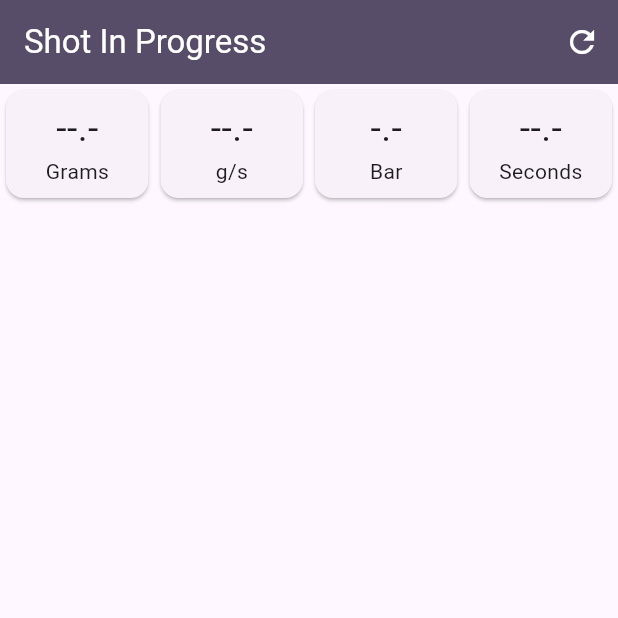
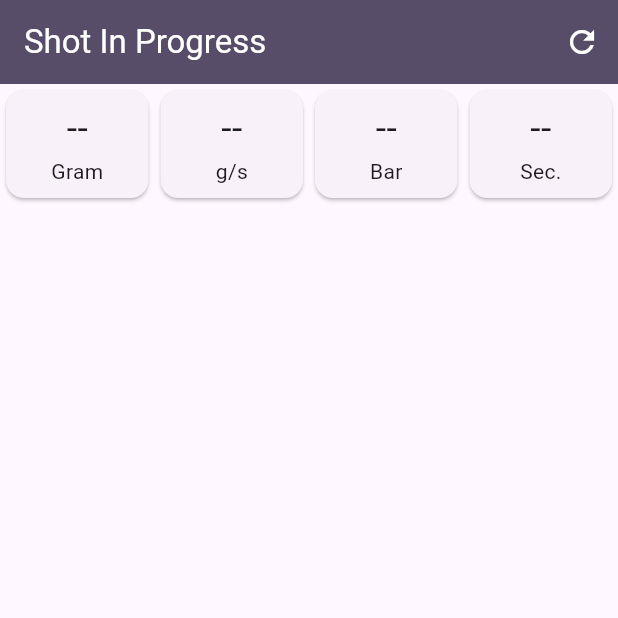
Before and after one commit to lazytesting/espresso-log, a Flutter app: the ShotScreen screen opened by its route, on a phone screen of 412 x 824 dp, the top half of it. Run offline on Flutter 3.47's test engine with Material 3 defaults, Android fonts, the phone set to English and light mode, and no system bars; our stand-ins replace equatable, flutter_bloc, flutter_blue_plus, go_router, rxdart, share_plus and 4 more; missing offline and left inert: idle_detector_wrapper; accounts and stored records are empty.

Commit message:
finalize adding all data to shot cubit

```diff
--- a/lib/features/shot/shot_graph/shot_graph_state.dart
+++ b/lib/features/shot/shot_graph/shot_graph_state.dart
@@ -4,7 +4,6 @@ sealed class ShotGraphState {}
 
 final class ShotGraphInitial extends ShotGraphState {}
 
-final class ShotGraphWaiting extends ShotGraphState {}
 
 final class ShotGraphRun extends ShotGraphState with EquatableMixin {
   final List<ShotGraphData> pressureData;
@@ -12,18 +11,19 @@ final class ShotGraphRun extends ShotGraphState with EquatableMixin {
   final double timer;
   final double currentWeight;
   final double weightChangeRate;
-  ShotGraphRun({required this.pressureData, required this.weightData, required this.timer, required this.currentWeight, required this.weightChangeRate});
+  final double currentPressure;
+  ShotGraphRun({required this.pressureData, required this.weightData, required this.timer, required this.currentWeight, required this.weightChangeRate, required this.currentPressure});
 
   @override
   List<Object?> get props => [pressureData, weightData];
 }
 
 final class ShotGraphUpdating extends ShotGraphRun {
-  ShotGraphUpdating({required super.pressureData, required super.weightData, required super.timer, required super.currentWeight, required super.weightChangeRate});
+  ShotGraphUpdating({required super.pressureData, required super.weightData, required super.timer, required super.currentWeight, required super.weightChangeRate, required super.currentPressure});
 }
 
 final class ShotGraphStopped extends ShotGraphRun {
-  ShotGraphStopped({required super.pressureData, required super.weightData, required super.timer, required super.currentWeight, required super.weightChangeRate});
+  ShotGraphStopped({required super.pressureData, required super.weightData, required super.timer, required super.currentWeight, required super.weightChangeRate, required super.currentPressure});
 }
 
 class ShotGraphData {
--- a/lib/features/shot/shot_graph/shot_graph_widget.dart
+++ b/lib/features/shot/shot_graph/shot_graph_widget.dart
@@ -1,21 +1,14 @@
 import 'package:espresso_log/features/shot/shot_graph/shot_graph_cubit.dart';
 import 'package:flutter/material.dart';
-import 'package:flutter_bloc/flutter_bloc.dart';
 import 'package:syncfusion_flutter_charts/charts.dart';
 
 class ShotGraphWidget extends StatelessWidget {
-  const ShotGraphWidget({super.key});
+  const ShotGraphWidget({super.key, required state}) : _state = state;
+  final ShotGraphState _state;
 
   @override
   Widget build(BuildContext context) {
-    // Call start() after the widget is built
-    WidgetsBinding.instance.addPostFrameCallback((_) {
-      context.read<ShotGraphCubit>().start();
-    });
-
-    return BlocBuilder<ShotGraphCubit, ShotGraphState>(
-      builder: (context, state) {
-        if (state is ShotGraphInitial || state is ShotGraphWaiting) {
+        if (_state is ShotGraphInitial ) {
           return const Center(
             child: Column(
               mainAxisAlignment: MainAxisAlignment.center,
@@ -28,16 +21,15 @@ class ShotGraphWidget extends StatelessWidget {
           );
         }
 
-        if (state is ShotGraphRun) {
-          return _getShotGraph(state);
+        if (_state is ShotGraphRun) {
+          return _getShotGraph();
         }
 
         return const Text('Error! Unexpected state');
-      },
-    );
   }
 
-  Widget _getShotGraph(ShotGraphRun shotGraphRun) {
+  Widget _getShotGraph() {
+    final shotGraphRun = _state as ShotGraphRun;
     var maxWeight = shotGraphRun.weightData.fold(
       0.0,
       (value, element) => value > element.value ? value : element.value,
--- a/lib/features/shot/shot_screen.dart
+++ b/lib/features/shot/shot_screen.dart
@@ -1,9 +1,6 @@
-import 'package:espresso_log/features/components/current-weight/current_weight_widget.dart';
-import 'package:espresso_log/features/components/pressure/pressure_widget.dart';
 import 'package:espresso_log/features/shot/shot_graph/shot_graph_cubit.dart';
 import 'package:espresso_log/features/shot/shot_graph/shot_graph_widget.dart';
-import 'package:espresso_log/features/shot/timer/timer_widget.dart';
-import 'package:espresso_log/features/components/weight-change/weight_change_widget.dart';
+import 'package:espresso_log/ui/metric_card_widget.dart';
 import 'package:flutter/material.dart';
 import 'package:flutter_bloc/flutter_bloc.dart';
 
@@ -12,6 +9,11 @@ class ShotScreen extends StatelessWidget {
 
   @override
   Widget build(BuildContext context) {
+    // Call start() after the widget is built
+    WidgetsBinding.instance.addPostFrameCallback((_) {
+      context.read<ShotGraphCubit>().start();
+    });
+
     return Scaffold(
       appBar: AppBar(
         title: const Text('Shot In Progress'),
@@ -24,19 +26,53 @@ class ShotScreen extends StatelessWidget {
           ),
         ],
       ),
-      body: Column(
-        children: [
-          Row(
-            mainAxisAlignment: MainAxisAlignment.spaceEvenly,
+      body: BlocBuilder<ShotGraphCubit, ShotGraphState>(
+        builder: (context, state) {
+          String? timer;
+          String? weightChange;
+          String? currentWeight;
+          String? currentPressure;
+          if (state is ShotGraphRun) {
+            timer = state.timer.toStringAsFixed(1);
+            weightChange = state.weightChangeRate.toStringAsFixed(1);
+            currentWeight = state.currentWeight.toStringAsFixed(1);
+            currentPressure = state.currentPressure.toStringAsFixed(1);
+          }
+
+          return Column(
             children: [
-              Expanded(child: CurrentWeightWidget()),
-              Expanded(child: WeightChangeWidget()),
-              Expanded(child: PressureWidget()),
-              Expanded(child: TimerWidget()),
+              Row(
+                mainAxisAlignment: MainAxisAlignment.spaceEvenly,
+                children: [
+                  Expanded(
+                    child: MetricsCardWidget(
+                      typeText: "Gram",
+                      value: currentWeight,
+                    ),
+                  ),
+                  Expanded(
+                    child: MetricsCardWidget(
+                      typeText: "g/s",
+                      value: weightChange,
+                    ),
+                  ),
+                  Expanded(
+                    child: MetricsCardWidget(
+                      typeText: "Bar",
+                      value: currentPressure,
+                    ),
+                  ),
+                  Expanded(
+                    child: MetricsCardWidget(typeText: "Sec.", value: timer),
+                  ),
+                ],
+              ),
+              Expanded(
+                child: ShotGraphWidget(state: state)
+              ),
             ],
-          ),
-          Expanded(child: ShotGraphWidget()),
-        ],
+          );
+        },
       ),
     );
   }
```
Also changed, not shown: lib/features/shot/shot_graph/shot_graph_cubit.dart (+4 -4 lines), lib/features/shot/shot_graph/shot_graph_initial_widget.dart (deleted, +0 -21 lines).
